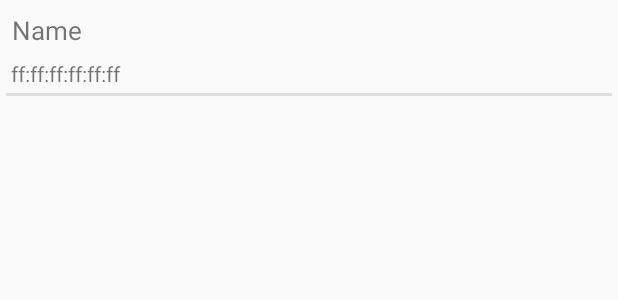
After one commit to alonkol/ClusterChat, an Android app: the layout item_user.xml on its own in the app's theme, with its tools: preview values and no code run, on a phone screen of 412 x 824 dp. The commit adds this screen. Shown: the top 300 px of the screen. Run offline under Robolectric (Android 15) with nearby library versions, the phone set to English and light mode, and no system bars.

Commit message:
New UI for MainActivity user list.

```diff
--- a/app/src/main/java/il/ac/tau/cs/mansur/kollmann/clusterchat/myMessageHandler.java
+++ b/app/src/main/java/il/ac/tau/cs/mansur/kollmann/clusterchat/myMessageHandler.java
@@ -5,6 +5,7 @@ import android.media.MediaPlayer;
 import android.os.Handler;
 import android.os.Message;
 import android.util.Log;
+import android.view.View;
 
 import java.util.UUID;
 
@@ -95,6 +96,10 @@ public class myMessageHandler extends Handler {
         MainActivity.mDeliveryMan.sendMessage(
                 MessageBundle.AckBundle(messageBundle), senderContact);
 
+        // Update unread messages count
+        MainActivity.mConnectedDevicesArrayAdapter.newMessage(senderContact);
+
+
         // Play sound
         try {
             mMediaPlayerOnNewMessage.start();
--- a/app/src/main/res/drawable/circle.xml
+++ b/app/src/main/res/drawable/circle.xml
@@ -4,7 +4,7 @@
     android:shape="oval">
 
     <solid
-        android:color="#666666"/>
+        android:color="#a0ea96"/>
 
     <size
         android:width="120dp"
--- /dev/null
+++ b/app/src/main/res/layout/item_user.xml
@@ -0,0 +1,64 @@
+<LinearLayout xmlns:android="http://schemas.android.com/apk/res/android"
+    android:layout_width="match_parent"
+    android:layout_height="match_parent"
+    android:orientation="vertical"
+    android:padding="4dp"
+    xmlns:app="http://schemas.android.com/apk/res-auto">
+
+    <LinearLayout
+        android:layout_width="match_parent"
+        android:layout_height="wrap_content"
+        android:orientation="horizontal">
+
+        <LinearLayout
+            android:layout_width="0dp"
+            android:layout_height="wrap_content"
+            android:layout_weight="0.8"
+            android:orientation="vertical">
+            <TextView
+                android:id="@+id/contact_name"
+                android:layout_width="match_parent"
+                android:layout_height="wrap_content"
+                android:padding="4dp"
+                android:textSize="17sp"
+                android:text="Name" />
+
+            <TextView
+                android:id="@+id/contact_id"
+                android:layout_width="match_parent"
+                android:layout_height="wrap_content"
+                android:padding="3dp"
+                android:textSize="14sp"
+                app:layout_constraintTop_toBottomOf="@+id/contact_name"
+                android:text="ff:ff:ff:ff:ff:ff" />
+
+        </LinearLayout>
+
+        <TextView
+            android:id="@+id/new_messages"
+            android:visibility="invisible"
+            android:layout_width="30dp"
+            android:layout_height="30dp"
+            android:textAlignment="center"
+            android:layout_marginEnd="15dp"
+            android:text="4"
+            android:layout_gravity="center"
+            android:gravity="center"
+            android:textSize="14sp"
+            android:textStyle="bold"
+            android:background="@drawable/circle"
+
+            />
+
+    </LinearLayout>
+
+
+    <!-- A horizontal line between the chatbox and RecyclerView -->
+    <View
+        android:layout_width="match_parent"
+        android:layout_height="2dp"
+        android:background="#dfdfdf"
+        app:layout_constraintTop_toBottomOf="@+id/contact_id"
+        android:layout_marginBottom="0dp" />
+
+</LinearLayout>
```
Also changed, not shown: app/src/main/java/il/ac/tau/cs/mansur/kollmann/clusterchat/DeviceContact.java (+12 -0 lines), app/src/main/java/il/ac/tau/cs/mansur/kollmann/clusterchat/MainActivity.java (+14 -10 lines), app/src/main/java/il/ac/tau/cs/mansur/kollmann/clusterchat/UsersAdapter.java (added, +51 -0 lines).
